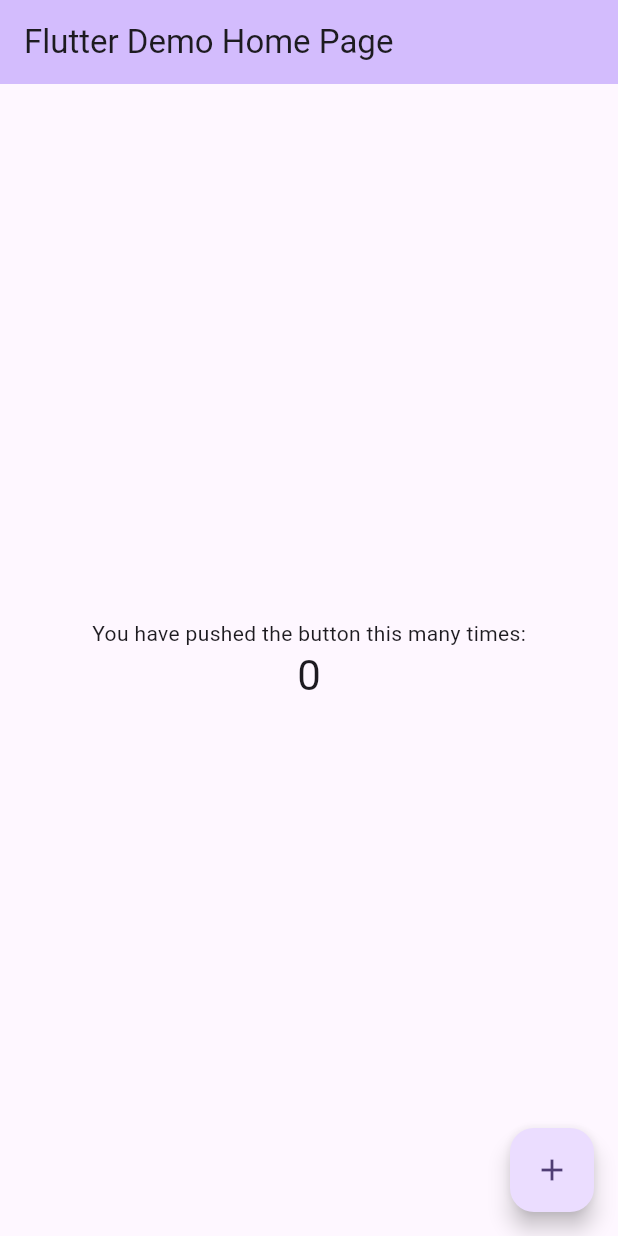
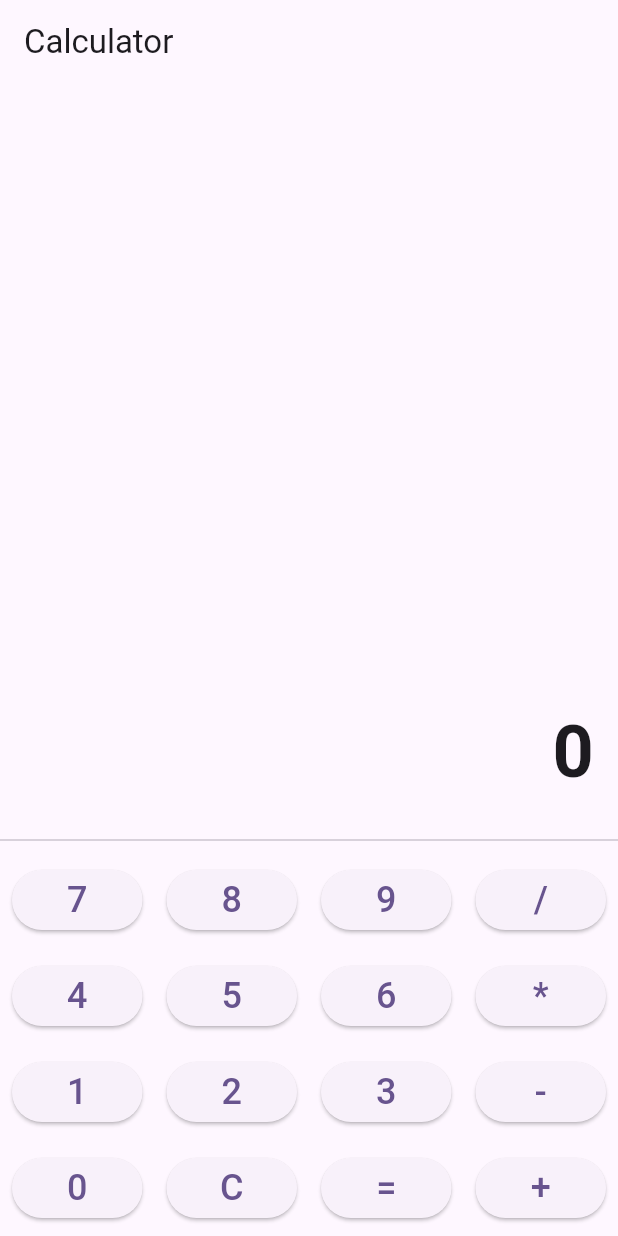
Before and after one commit to YummyFrog/mad_hw2, a Flutter app: the screen it shows after launch, on a phone screen of 412 x 824 dp. Run offline on Flutter 3.47's test engine with Material 3 defaults, Android fonts, the phone set to English and light mode, and no system bars.

Commit message:
added buttons for each number and sign. clear button implemented

```diff
--- a/lib/main.dart
+++ b/lib/main.dart
@@ -1,125 +1,119 @@
 import 'package:flutter/material.dart';
 
 void main() {
-  runApp(const MyApp());
+  runApp(const CalculatorApp());
 }
 
-class MyApp extends StatelessWidget {
-  const MyApp({super.key});
+class CalculatorApp extends StatelessWidget {
+  const CalculatorApp({super.key});
 
-  // This widget is the root of your application.
   @override
   Widget build(BuildContext context) {
     return MaterialApp(
-      title: 'Flutter Demo',
+      title: 'Calculator',
       theme: ThemeData(
-        // This is the theme of your application.
-        //
-        // TRY THIS: Try running your application with "flutter run". You'll see
-        // the application has a purple toolbar. Then, without quitting the app,
-        // try changing the seedColor in the colorScheme below to Colors.green
-        // and then invoke "hot reload" (save your changes or press the "hot
-        // reload" button in a Flutter-supported IDE, or press "r" if you used
-        // the command line to start the app).
-        //
-        // Notice that the counter didn't reset back to zero; the application
-        // state is not lost during the reload. To reset the state, use hot
-        // restart instead.
-        //
-        // This works for code too, not just values: Most code changes can be
-        // tested with just a hot reload.
         colorScheme: ColorScheme.fromSeed(seedColor: Colors.deepPurple),
         useMaterial3: true,
       ),
-      home: const MyHomePage(title: 'Flutter Demo Home Page'),
+      home: const CalculatorScreen(),
     );
   }
 }
 
-class MyHomePage extends StatefulWidget {
-  const MyHomePage({super.key, required this.title});
-
-  // This widget is the home page of your application. It is stateful, meaning
-  // that it has a State object (defined below) that contains fields that affect
-  // how it looks.
-
-  // This class is the configuration for the state. It holds the values (in this
-  // case the title) provided by the parent (in this case the App widget) and
-  // used by the build method of the State. Fields in a Widget subclass are
-  // always marked "final".
-
-  final String title;
+class CalculatorScreen extends StatefulWidget {
+  const CalculatorScreen({super.key});
 
   @override
-  State<MyHomePage> createState() => _MyHomePageState();
+  State<CalculatorScreen> createState() => _CalculatorScreenState();
 }
 
-class _MyHomePageState extends State<MyHomePage> {
-  int _counter = 0;
+class _CalculatorScreenState extends State<CalculatorScreen> {
+  String _display = '0';
 
-  void _incrementCounter() {
+  void _onButtonPressed(String buttonText) {
     setState(() {
-      // This call to setState tells the Flutter framework that something has
-      // changed in this State, which causes it to rerun the build method below
-      // so that the display can reflect the updated values. If we changed
-      // _counter without calling setState(), then the build method would not be
-      // called again, and so nothing would appear to happen.
-      _counter++;
+      if (buttonText == 'C') {
+        _display = '0';
+      } else if (_display == '0') {
+        _display = buttonText;
+      } else {
+        _display += buttonText;
+      }
     });
+  }
+
+  Widget _buildButton(String buttonText) {
+    return Expanded(
+      child: Padding(
+        padding: const EdgeInsets.all(8.0),
+        child: ElevatedButton(
+          onPressed: () => _onButtonPressed(buttonText),
+          child: Text(
+            buttonText,
+            style: const TextStyle(fontSize: 24),
+          ),
+        ),
+      ),
+    );
   }
 
   @override
   Widget build(BuildContext context) {
-    // This method is rerun every time setState is called, for instance as done
-    // by the _incrementCounter method above.
-    //
-    // The Flutter framework has been optimized to make rerunning build methods
-    // fast, so that you can just rebuild anything that needs updating rather
-    // than having to individually change instances of widgets.
     return Scaffold(
       appBar: AppBar(
-        // TRY THIS: Try changing the color here to a specific color (to
-        // Colors.amber, perhaps?) and trigger a hot reload to see the AppBar
-        // change color while the other colors stay the same.
-        backgroundColor: Theme.of(context).colorScheme.inversePrimary,
-        // Here we take the value from the MyHomePage object that was created by
-        // the App.build method, and use it to set our appbar title.
-        title: Text(widget.title),
+        title: const Text('Calculator'),
       ),
-      body: Center(
-        // Center is a layout widget. It takes a single child and positions it
-        // in the middle of the parent.
-        child: Column(
-          // Column is also a layout widget. It takes a list of children and
-          // arranges them vertically. By default, it sizes itself to fit its
-          // children horizontally, and tries to be as tall as its parent.
-          //
-          // Column has various properties to control how it sizes itself and
-          // how it positions its children. Here we use mainAxisAlignment to
-          // center the children vertically; the main axis here is the vertical
-          // axis because Columns are vertical (the cross axis would be
-          // horizontal).
-          //
-          // TRY THIS: Invoke "debug painting" (choose the "Toggle Debug Paint"
-          // action in the IDE, or press "p" in the console), to see the
-          // wireframe for each widget.
-          mainAxisAlignment: MainAxisAlignment.center,
-          children: <Widget>[
-            const Text(
-              'You have pushed the button this many times:',
+      body: Column(
+        children: [
+          Expanded(
+            child: Container(
+              padding: const EdgeInsets.all(16.0),
+              alignment: Alignment.bottomRight,
+              child: Text(
+                _display,
+                style: const TextStyle(fontSize: 48, fontWeight: FontWeight.bold),
+              ),
             ),
-            Text(
-              '$_counter',
-              style: Theme.of(context).textTheme.headlineMedium,
-            ),
-          ],
-        ),
+          ),
+          const Divider(),
+          Column(
+            children: [
+              Row(
+                children: [
+                  _buildButton('7'),
+                  _buildButton('8'),
+                  _buildButton('9'),
+                  _buildButton('/'),
+                ],
+              ),
+              Row(
+                children: [
+                  _buildButton('4'),
+                  _buildButton('5'),
+                  _buildButton('6'),
+                  _buildButton('*'),
+                ],
+              ),
+              Row(
+                children: [
+                  _buildButton('1'),
+                  _buildButton('2'),
+                  _buildButton('3'),
+                  _buildButton('-'),
+                ],
+              ),
+              Row(
+                children: [
+                  _buildButton('0'),
+                  _buildButton('C'),
+                  _buildButton('='),
+                  _buildButton('+'),
+                ],
+              ),
+            ],
+          ),
+        ],
       ),
-      floatingActionButton: FloatingActionButton(
-        onPressed: _incrementCounter,
-        tooltip: 'Increment',
-        child: const Icon(Icons.add),
-      ), // This trailing comma makes auto-formatting nicer for build methods.
     );
   }
 }
```
